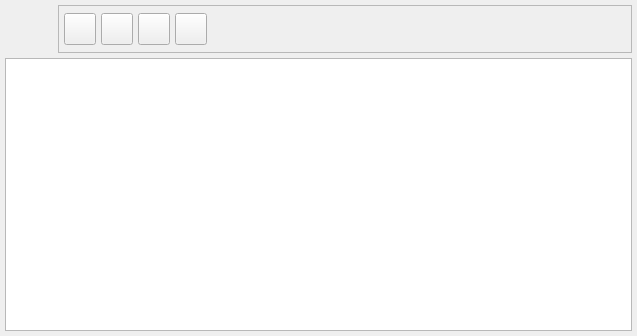
The window that bulmages/bulmafact/plugins/pluginbf_tarifa/tarifalistbase.ui (eboladev/Bulmages-1) describes before a commit, drawn with Qt 5.
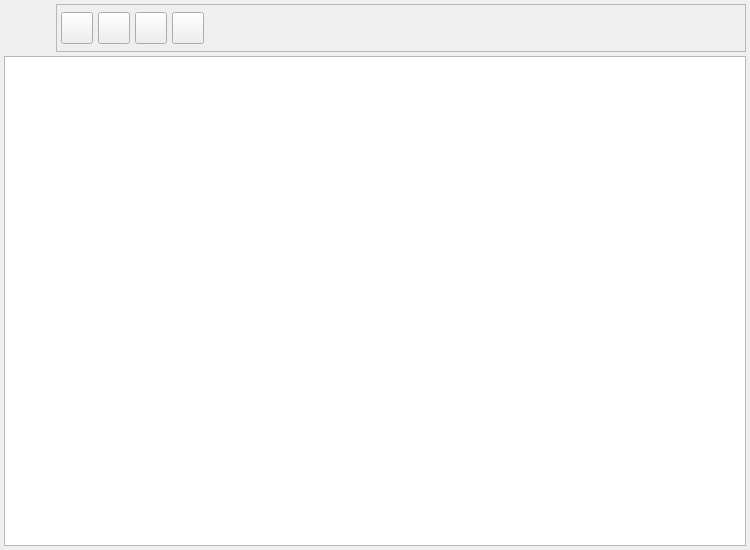
The same window after the commit. Icons and pictures are not drawn. Custom widgets are drawn as their Qt base class.

```diff
--- a/bulmages/bulmafact/plugins/pluginbf_tarifa/tarifalistbase.ui
+++ b/bulmages/bulmafact/plugins/pluginbf_tarifa/tarifalistbase.ui
@@ -5,32 +5,38 @@
   <property name="enabled" >
    <bool>true</bool>
   </property>
-  <property name="geometry" >
+  <property name="geometry">
    <rect>
     <x>0</x>
     <y>0</y>
-    <width>637</width>
-    <height>336</height>
+    <width>750</width>
+    <height>550</height>
    </rect>
   </property>
-  <property name="windowTitle" >
+  <property name="minimumSize">
+   <size>
+    <width>750</width>
+    <height>550</height>
+   </size>
+  </property>
+  <property name="windowTitle">
    <string>Tarifas</string>
   </property>
   <property name="windowIcon" >
    <iconset resource="../../../bulmages.qrc" >
     <normaloff>:/BfBulmaFact48x48/images/png/48x48/i_bulmages_tarifa_listado.48x48.png</normaloff>:/BfBulmaFact48x48/images/png/48x48/i_bulmages_tarifa_listado.48x48.png</iconset>
   </property>
-  <layout class="QVBoxLayout" >
-   <property name="spacing" >
-    <number>5</number>
+  <layout class="QVBoxLayout">
+   <property name="spacing">
+    <number>4</number>
    </property>
-   <property name="margin" >
-    <number>5</number>
+   <property name="margin">
+    <number>4</number>
    </property>
    <item>
-    <layout class="QHBoxLayout" >
-     <property name="spacing" >
-      <number>5</number>
+    <layout class="QHBoxLayout">
+     <property name="spacing">
+      <number>4</number>
      </property>
      <property name="margin" >
       <number>0</number>
@@ -69,8 +75,8 @@
         <property name="spacing" >
          <number>5</number>
         </property>
-        <property name="margin" >
-         <number>5</number>
+        <property name="margin">
+         <number>4</number>
         </property>
         <item>
          <widget class="QToolButton" name="mui_crear" >
@@ -99,10 +105,10 @@
            <iconset resource="../../../bulmages.qrc" >
             <normaloff>:/Images/document-new.png</normaloff>:/Images/document-new.png</iconset>
           </property>
-          <property name="iconSize" >
+          <property name="iconSize">
            <size>
-            <width>32</width>
-            <height>32</height>
+            <width>22</width>
+            <height>22</height>
            </size>
           </property>
          </widget>
@@ -134,10 +140,10 @@
            <iconset resource="../../../bulmages.qrc" >
             <normaloff>:/Images/document-open.png</normaloff>:/Images/document-open.png</iconset>
           </property>
-          <property name="iconSize" >
+          <property name="iconSize">
            <size>
-            <width>32</width>
-            <height>32</height>
+            <width>22</width>
+            <height>22</height>
            </size>
           </property>
          </widget>
@@ -166,6 +172,12 @@
            <iconset resource="../../../bulmages.qrc" >
             <normaloff>:/Images/edit-delete.png</normaloff>:/Images/edit-delete.png</iconset>
           </property>
+          <property name="iconSize">
+           <size>
+            <width>22</width>
+            <height>22</height>
+           </size>
+          </property>
          </widget>
         </item>
         <item>
@@ -195,6 +207,12 @@
            <iconset resource="../../../bulmages.qrc" >
             <normaloff>:/Images/view-refresh.png</normaloff>:/Images/view-refresh.png</iconset>
           </property>
+          <property name="iconSize">
+           <size>
+            <width>22</width>
+            <height>22</height>
+           </size>
+          </property>
          </widget>
         </item>
         <item>
@@ -227,7 +245,7 @@
    </item>
   </layout>
  </widget>
- <layoutdefault spacing="3" margin="5" />
+ <layoutdefault spacing="3" margin="5"/>
  <customwidgets>
   <customwidget>
    <class>TarifaListSubform</class>
```
Left out of the diff: 109 changed lines with no effect on the pictures.
